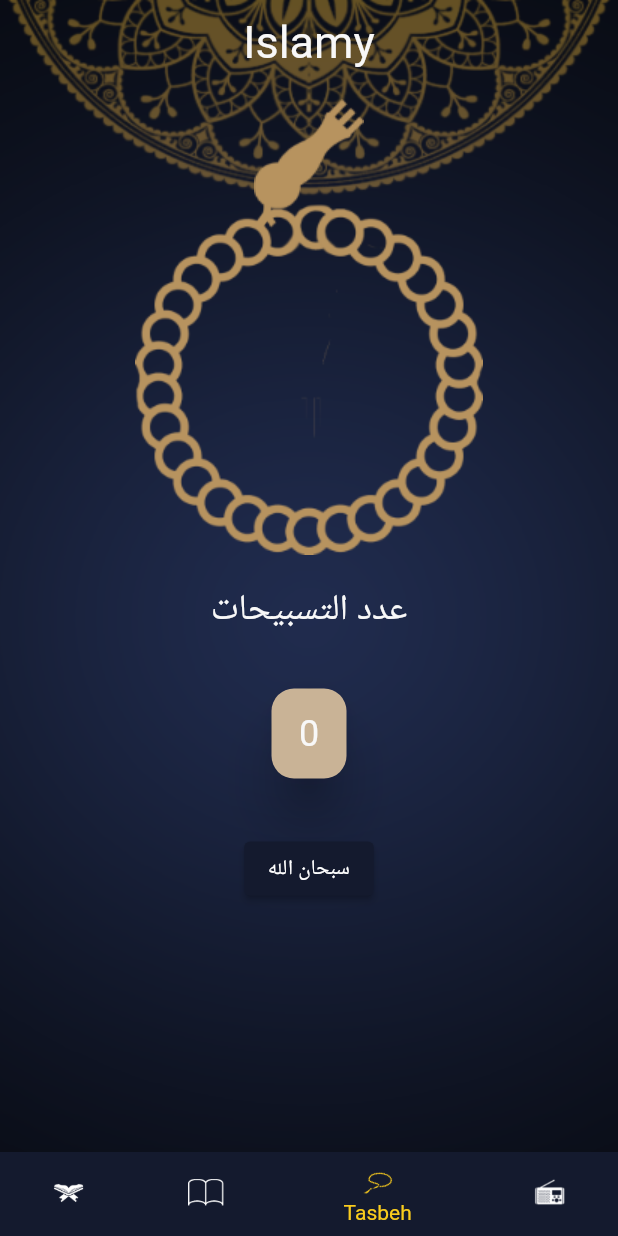
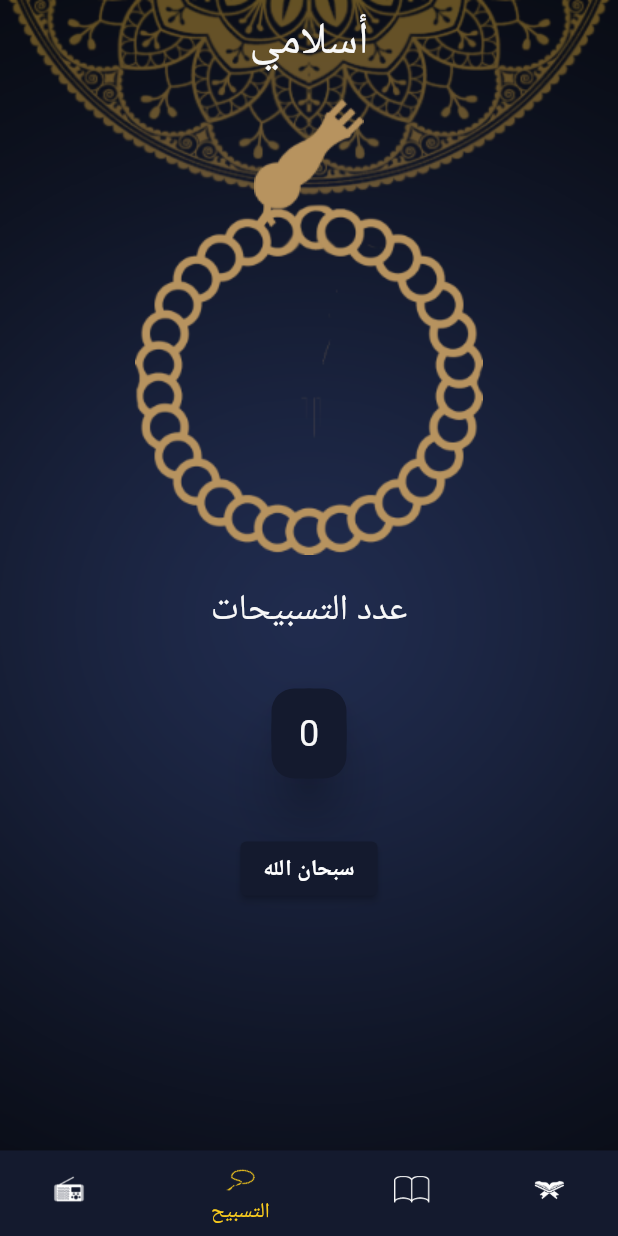
Before and after one commit to Jemmy265/islamy, a Flutter app: the screen it shows after launch, item 3 of the bottom bar chosen, on a phone screen of 412 x 824 dp. Run offline on Flutter 3.47's test engine with Material 2 defaults, Android fonts, the phone set to English and light mode, and no system bars; generated files the repository leaves out were written again.

Commit message:
+ Localizations

```diff
--- /dev/null
+++ b/l10n.yaml
@@ -0,0 +1,3 @@
+arb-dir: lib/l10n
+template-arb-file: app_en.arb
+output-localization-file: app_localizations.dart
--- /dev/null
+++ b/lib/l10n/app_ar.arb
@@ -0,0 +1,9 @@
+{
+  "app_title": "أسلامي",
+  "chapter_name": "أسم السوره",
+  "hadeth_number": "رقم الحديث",
+  "quran": "القرآن",
+  "hadith": "الحديث",
+  "tasbeh": "التسبيح",
+  "radio": "الآذاعة"
+}
--- a/lib/main.dart
+++ b/lib/main.dart
@@ -1,4 +1,6 @@
 import 'package:flutter/material.dart';
+import 'package:flutter_gen/gen_l10n/app_localizations.dart';
+import 'package:flutter_localizations/flutter_localizations.dart';
 import 'package:islamy/ui/Hadith_details/hadith_details.dart';
 import 'package:islamy/ui/Home/Home_Screen.dart';
 import 'package:islamy/ui/My_theme_data.dart';
@@ -23,6 +25,17 @@ class MyApplication extends StatelessWidget {
       theme: Mythemedata.lightTheme,
       darkTheme: Mythemedata.darkTheme,
       themeMode: Mythemedata.themeMode,
+      localizationsDelegates: const [
+        AppLocalizations.delegate,
+        GlobalMaterialLocalizations.delegate,
+        GlobalWidgetsLocalizations.delegate,
+        GlobalCupertinoLocalizations.delegate,
+      ],
+      supportedLocales: [
+        Locale('en'), // English
+        Locale('ar'), // Arabic
+      ],
+      locale: Locale("ar"),
     );
   }
 }
--- a/lib/ui/Home/Hadeth/Hadeth_Tab.dart
+++ b/lib/ui/Home/Hadeth/Hadeth_Tab.dart
@@ -1,5 +1,6 @@
 import 'package:flutter/material.dart';
 import 'package:flutter/services.dart';
+import 'package:flutter_gen/gen_l10n/app_localizations.dart';
 import 'package:islamy/ui/Home/Hadeth/Hadeth.dart';
 import 'package:islamy/ui/Home/Hadeth/Hadeth_title.dart';
 
@@ -26,7 +27,7 @@ class _HadethTebState extends State<HadethTeb> {
           margin: EdgeInsets.only(bottom: 4),
         ),
         Text(
-          "Hadeth Number",
+          AppLocalizations.of(context)!.hadeth_number,
           style: TextStyle(
             fontSize: 24,
           ),
--- a/lib/ui/Home/Home_Screen.dart
+++ b/lib/ui/Home/Home_Screen.dart
@@ -1,4 +1,5 @@
 import 'package:flutter/material.dart';
+import 'package:flutter_gen/gen_l10n/app_localizations.dart';
 import 'package:islamy/ui/Home/Hadeth/Hadeth_Tab.dart';
 import 'package:islamy/ui/Home/Quran/Quran_Tab.dart';
 import 'package:islamy/ui/Home/Radio/Radio_Tab.dart';
@@ -29,7 +30,7 @@ class _HomeScreenState extends State<HomeScreen> {
       ),
       child: Scaffold(
         appBar: AppBar(
-          title: Text("Islamy"),
+          title: Text(AppLocalizations.of(context)!.app_title),
         ),
         bottomNavigationBar: BottomNavigationBar(
             currentIndex: SelectedTabIndex,
@@ -42,19 +43,19 @@ class _HomeScreenState extends State<HomeScreen> {
               BottomNavigationBarItem(
                   backgroundColor: Theme.of(context).primaryColor,
                   icon: ImageIcon(AssetImage("assets/images/icon_quran.png")),
-                  label: "Quran"),
+                  label: AppLocalizations.of(context)!.quran),
               BottomNavigationBarItem(
                   backgroundColor: Theme.of(context).primaryColor,
                   icon: ImageIcon(AssetImage("assets/images/icon_hadeth.png")),
-                  label: "Hadeth"),
+                  label: AppLocalizations.of(context)!.hadith),
               BottomNavigationBarItem(
                   backgroundColor: Theme.of(context).primaryColor,
                   icon: ImageIcon(AssetImage("assets/images/icon_sebha.png")),
-                  label: "Tasbeh"),
+                  label: AppLocalizations.of(context)!.tasbeh),
               BottomNavigationBarItem(
                   backgroundColor: Theme.of(context).primaryColor,
                   icon: ImageIcon(AssetImage("assets/images/icon_radio.png")),
-                  label: "Radio"),
+                  label: AppLocalizations.of(context)!.radio),
             ]),
         body: tabs[SelectedTabIndex],
       ),
--- a/lib/ui/Home/Tasbeh/Tasbeh_Tab.dart
+++ b/lib/ui/Home/Tasbeh/Tasbeh_Tab.dart
@@ -8,10 +8,12 @@ class TasbehTeb extends StatefulWidget {
 class _TasbehTebState extends State<TasbehTeb> {
   int tasbehNumber = 0;
   int index = 0;
+  double angle = 0;
   List<String> Names = [
     "سبحان الله",
     "الحمد الله",
     "الله اكبر",
+    "لا اله الا الله",
   ];
 
   @override
@@ -29,9 +31,18 @@ class _TasbehTebState extends State<TasbehTeb> {
                   fit: BoxFit.cover,
                 ),
               ),
-              Container(
-                  margin: EdgeInsets.only(top: 80, bottom: 20),
-                  child: Image.asset("assets/images/body_sebha_logo.png")),
+              Transform.rotate(
+                angle: angle,
+                child: GestureDetector(
+                  onTap: tasbeeh,
+                  child: Container(
+                      margin: EdgeInsets.only(top: 80, bottom: 20),
+                      child: Image.asset(
+                        "assets/images/body_sebha_logo.png",
+                        fit: BoxFit.fitHeight,
+                      )),
+                ),
+              ),
             ],
           ),
           Column(
@@ -47,7 +58,7 @@ class _TasbehTebState extends State<TasbehTeb> {
                 child: Container(
                   decoration: BoxDecoration(
                     borderRadius: BorderRadius.circular(15),
-                    color: Color(0xFFC9B396),
+                    color: Theme.of(context).primaryColor,
                   ),
                   alignment: Alignment.center,
                   height: 60,
@@ -65,16 +76,7 @@ class _TasbehTebState extends State<TasbehTeb> {
               ),
               ElevatedButton(
                   onPressed: () {
-                    tasbehNumber++;
-                    if (tasbehNumber == 33) {
-                      index++;
-                    } else if (tasbehNumber == 66) {
-                      index++;
-                    } else if (tasbehNumber == 99) {
-                      index = 0;
-                      tasbehNumber = 0;
-                    }
-                    setState(() {});
+                    tasbeeh();
                   },
                   child: Text(Names[index]))
             ],
@@ -83,4 +85,19 @@ class _TasbehTebState extends State<TasbehTeb> {
       ),
     );
   }
+
+  void tasbeeh() {
+    if (tasbehNumber == 32) {
+      tasbehNumber = 0;
+      if (index == 3) {
+        index = 0;
+      } else {
+        index++;
+      }
+    } else {
+      tasbehNumber++;
+    }
+    angle += 20;
+    setState(() {});
+  }
 }
```
Also changed, not shown: lib/l10n/app_en.arb (added, +9 -0 lines), lib/ui/Hadith_details/hadith_details.dart (+5 -2 lines), lib/ui/Home/Quran/Quran_Tab.dart (+4 -3 lines), pubspec.yaml (+5 -2 lines), pubspec.lock.
